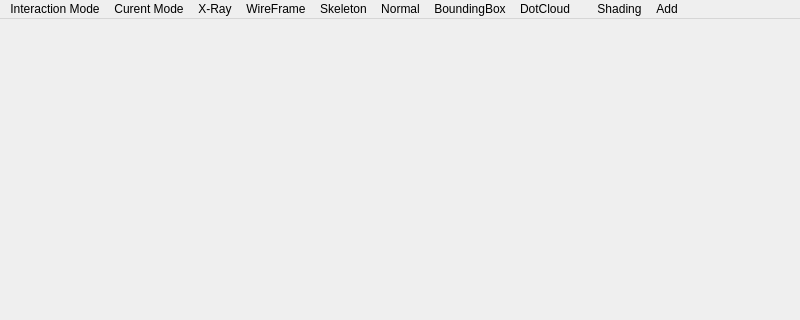
The window that src/gui/editor/3dview/MainWindow3dView.ui (hiergaut/Goliath-Engine) describes before a commit, drawn with Qt 5; both pictures show x 0 to 800 and y 0 to 320 of the 800 by 600 pixel window.
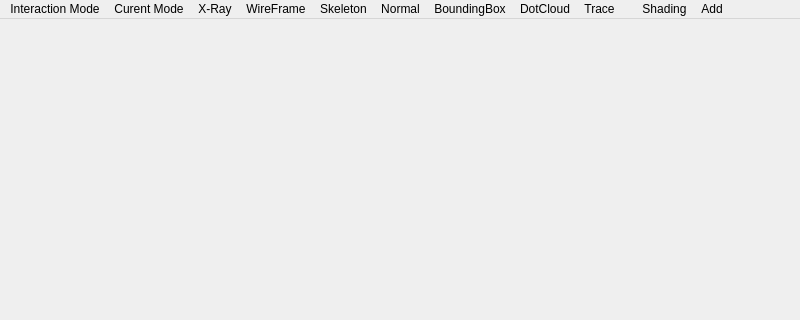
The same window after the commit. Icons and pictures are not drawn.

```diff
--- a/src/gui/editor/3dview/MainWindow3dView.ui
+++ b/src/gui/editor/3dview/MainWindow3dView.ui
@@ -104,6 +104,11 @@
     </widget>
     <addaction name="menuLight"/>
    </widget>
+   <widget class="QMenu" name="menuIntersectRay">
+    <property name="title">
+     <string>Trace</string>
+    </property>
+   </widget>
    <addaction name="menuInteraction_Mode"/>
    <addaction name="menuCurent_Mode"/>
    <addaction name="menuX_Ray"/>
@@ -112,6 +117,7 @@
    <addaction name="menuNormal"/>
    <addaction name="menuBoundingBox"/>
    <addaction name="menuDotCloud"/>
+   <addaction name="menuIntersectRay"/>
    <addaction name="menuShading"/>
    <addaction name="menuShading_2"/>
    <addaction name="menuAdd"/>
```
Left out of the diff: 13 changed lines with no effect on the pictures.
